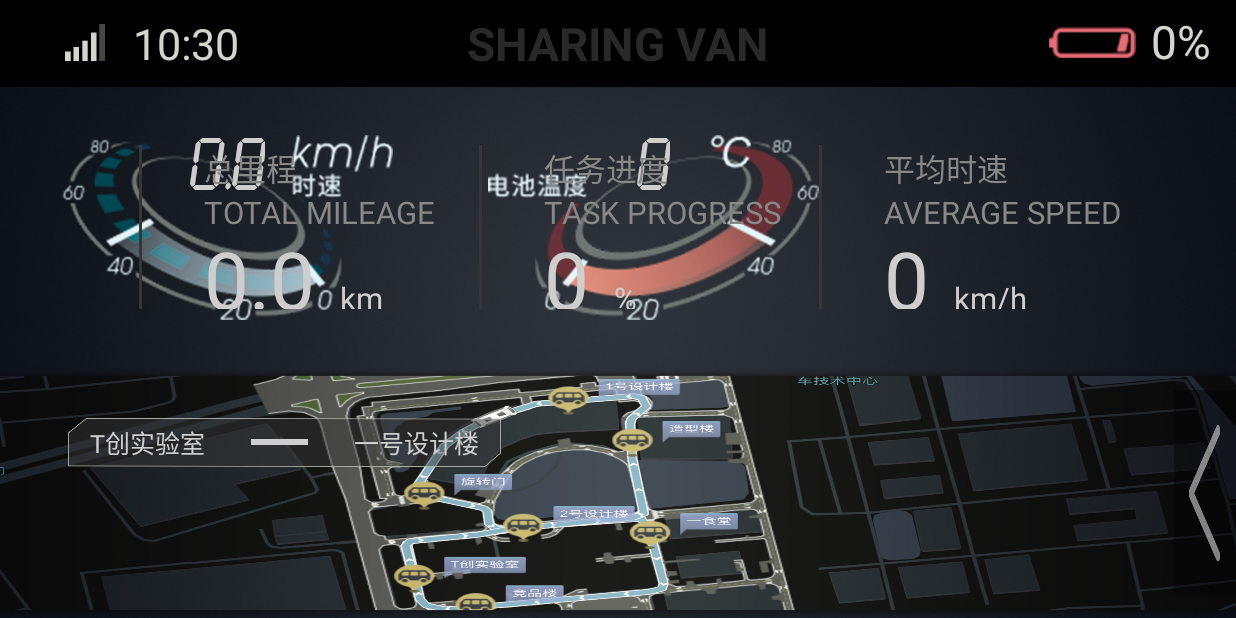
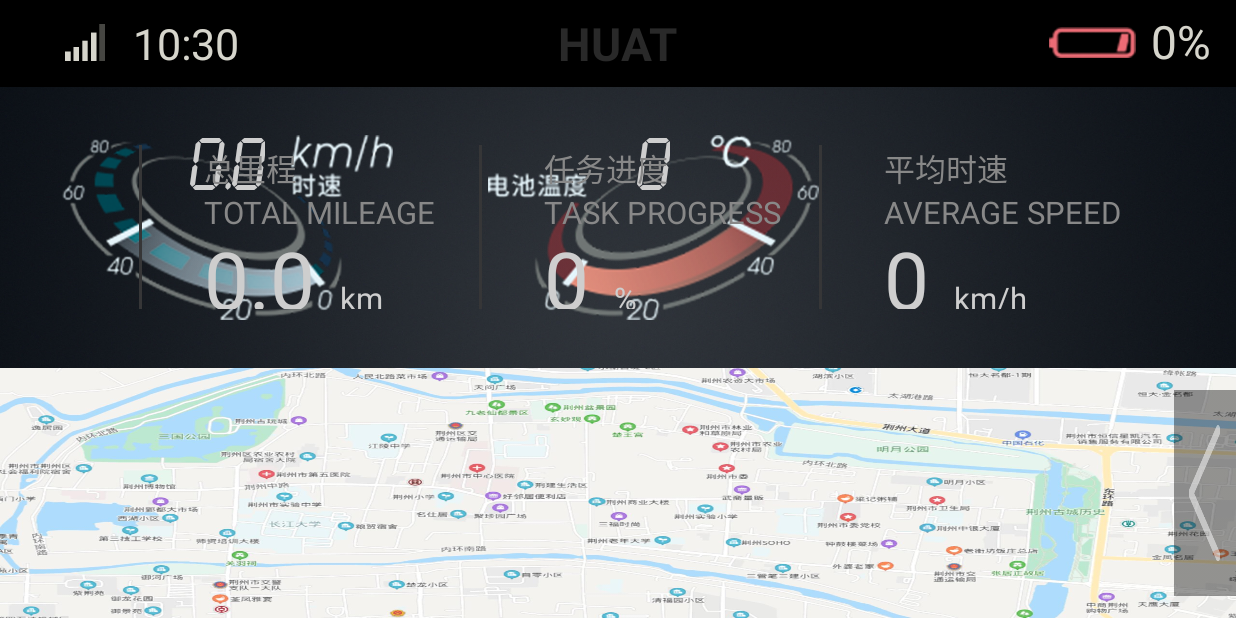
Before and after one commit to WBB1997/SmartScreenPhone, an Android app: the MainActivity screen opened directly, with no data from a screen before it, on a phone screen of 824 x 412 dp (held sideways). Run offline under Robolectric (Android 15) with nearby library versions, the phone set to English and light mode, and no system bars; our stand-ins replace EventBus; libraries missing offline, so code that uses them is left out: com.alibaba.fastjson, net.qiujuer.genius.

Commit message:
修改为荆州版本

```diff
--- a/app/src/main/java/com/wubeibei/smartscreenphone/activity/App.java
+++ b/app/src/main/java/com/wubeibei/smartscreenphone/activity/App.java
@@ -66,7 +66,7 @@ public class App extends Application {
         connectionManager.registerReceiver(new SocketActionAdapter(){
             @Override
             public void onSocketConnectionSuccess(ConnectionInfo info, String action) {
-                App.showToast(action);
+                App.showToast("已重连");
                 // 如果已经登录过了，重连时就发送重新登陆指令
                 if(login){
                     JSONObject jsonObject = new JSONObject();
--- a/app/src/main/res/layout/login_activity.xml
+++ b/app/src/main/res/layout/login_activity.xml
@@ -3,7 +3,7 @@
     android:layout_width="match_parent"
     android:layout_height="match_parent"
     android:background="@drawable/login_activity_bg">
-
+`
     <RelativeLayout
         android:layout_width="157dp"
         android:layout_height="126dp"
--- a/app/src/main/res/layout/main_activity.xml
+++ b/app/src/main/res/layout/main_activity.xml
@@ -43,7 +43,7 @@
             android:layout_width="match_parent"
             android:layout_height="227dp"
             android:layout_below="@id/main_activity_second_layout"
-            android:background="@drawable/wh_main_bg"
+            android:background="@drawable/jingzhou"
             android:paddingTop="7dp"
             android:paddingBottom="7dp">
             <!--安全带报警-->
@@ -99,46 +99,46 @@
                 <FrameLayout
                     android:layout_width="222dp"
                     android:layout_height="match_parent">
-                    <!--路线-->
-                    <RelativeLayout
-                        android:layout_width="140dp"
-                        android:layout_height="16dp"
-                        android:layout_marginLeft="22dp"
-                        android:layout_marginTop="9dp"
-                        android:background="@drawable/main_activity_route_bg">
+<!--                    &lt;!&ndash;路线&ndash;&gt;-->
+<!--                    <RelativeLayout-->
+<!--                        android:layout_width="140dp"-->
+<!--                        android:layout_height="16dp"-->
+<!--                        android:layout_marginLeft="22dp"-->
+<!--                        android:layout_marginTop="9dp"-->
+<!--                        android:background="@drawable/main_activity_route_bg">-->
 
-                        <TextView
-                            android:id="@+id/main_activity_center_route_startSta"
-                            android:layout_width="wrap_content"
-                            android:layout_height="wrap_content"
-                            android:layout_alignParentLeft="true"
-                            android:layout_centerVertical="true"
-                            android:layout_marginLeft="7dp"
-                            android:text="T创实验室"
-                            android:textColor="@color/main_activity_center_route_text"
-                            android:textSize="8sp" />
+<!--                        <TextView-->
+<!--                            android:id="@+id/main_activity_center_route_startSta"-->
+<!--                            android:layout_width="wrap_content"-->
+<!--                            android:layout_height="wrap_content"-->
+<!--                            android:layout_alignParentLeft="true"-->
+<!--                            android:layout_centerVertical="true"-->
+<!--                            android:layout_marginLeft="7dp"-->
+<!--                            android:text="T创实验室"-->
+<!--                            android:textColor="@color/main_activity_center_route_text"-->
+<!--                            android:textSize="8sp" />-->
 
-                        <ImageView
-                            android:layout_width="wrap_content"
-                            android:layout_height="wrap_content"
-                            android:layout_centerVertical="true"
-                            android:layout_marginLeft="15dp"
-                            android:layout_marginRight="15dp"
-                            android:layout_toLeftOf="@id/main_activity_center_route_endSta"
-                            android:layout_toRightOf="@id/main_activity_center_route_startSta"
-                            android:background="@drawable/main_activity_route_line" />
+<!--                        <ImageView-->
+<!--                            android:layout_width="wrap_content"-->
+<!--                            android:layout_height="wrap_content"-->
+<!--                            android:layout_centerVertical="true"-->
+<!--                            android:layout_marginLeft="15dp"-->
+<!--                            android:layout_marginRight="15dp"-->
+<!--                            android:layout_toLeftOf="@id/main_activity_center_route_endSta"-->
+<!--                            android:layout_toRightOf="@id/main_activity_center_route_startSta"-->
+<!--                            android:background="@drawable/main_activity_route_line" />-->
 
-                        <TextView
-                            android:id="@+id/main_activity_center_route_endSta"
-                            android:layout_width="wrap_content"
-                            android:layout_height="wrap_content"
-                            android:layout_alignParentRight="true"
-                            android:layout_centerVertical="true"
-                            android:layout_marginRight="7dp"
-                            android:text="一号设计楼"
-                            android:textColor="@color/main_activity_center_route_text"
-                            android:textSize="8sp" />
-                    </RelativeLayout>
+<!--                        <TextView-->
+<!--                            android:id="@+id/main_activity_center_route_endSta"-->
+<!--                            android:layout_width="wrap_content"-->
+<!--                            android:layout_height="wrap_content"-->
+<!--                            android:layout_alignParentRight="true"-->
+<!--                            android:layout_centerVertical="true"-->
+<!--                            android:layout_marginRight="7dp"-->
+<!--                            android:text="一号设计楼"-->
+<!--                            android:textColor="@color/main_activity_center_route_text"-->
+<!--                            android:textSize="8sp" />-->
+<!--                    </RelativeLayout>-->
                     <!--行驶参数-->
                     <LinearLayout
                         android:layout_width="match_parent"
--- a/app/src/main/res/layout/main_activity_top_fragment.xml
+++ b/app/src/main/res/layout/main_activity_top_fragment.xml
@@ -9,7 +9,7 @@
         android:layout_width="wrap_content"
         android:layout_height="wrap_content"
         android:layout_gravity="center"
-        android:text="@string/default_sharing_van"
+        android:text="@string/default_title"
         android:textColor="@color/main_activity_top_fragment_sharingvan_text"
         android:textSize="15sp"
         android:textStyle="bold" />
--- a/app/src/main/res/values/strings.xml
+++ b/app/src/main/res/values/strings.xml
@@ -24,7 +24,7 @@
     <string name="default_avg_speed_en">AVERAGE SPEED</string>
     <string name="default_avg_speed">0</string>
     <string name="default_unit_km_h">km/h</string>
-    <string name="default_sharing_van">SHARING VAN</string>
+    <string name="default_title">HUAT</string>
     <string name="default_battery">0%</string>
     <string name="default_time">23:59</string>
     <string name="default_longDrive">远程驾驶</string>
```
Also changed, not shown: app/src/main/res/drawable-xxxhdpi/jingzhou.jpg (added), app/src/main/res/drawable-xxxhdpi/welcome_activity_bg.jpg, app/src/main/res/mipmap-xxxhdpi/icon.png.
